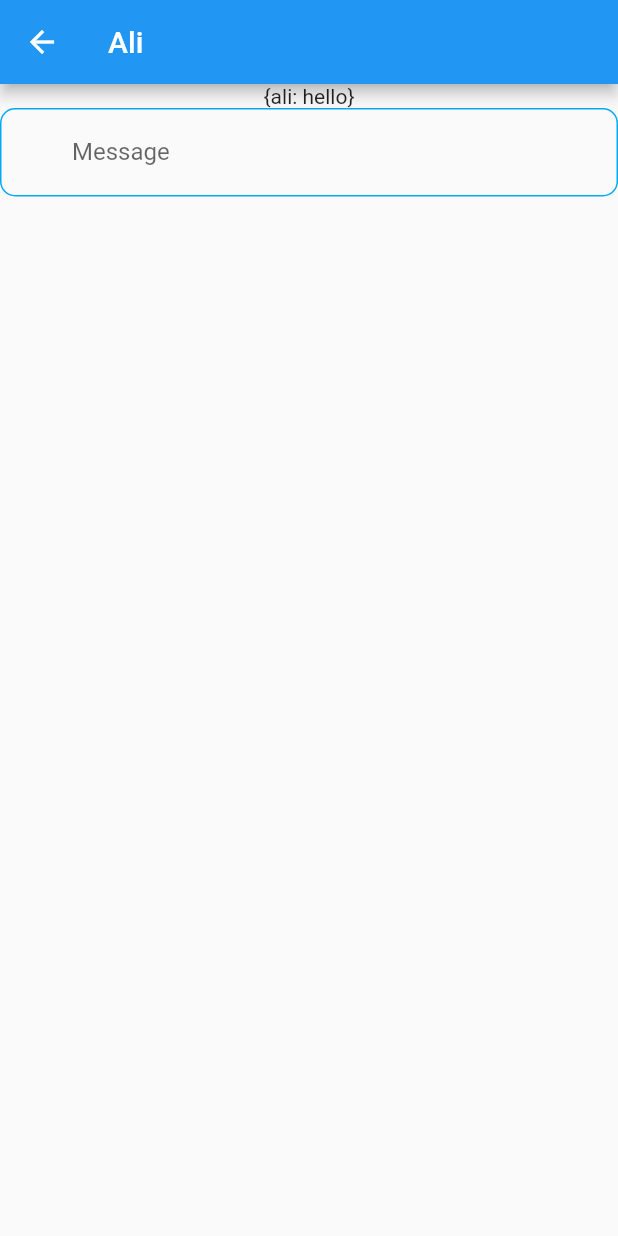
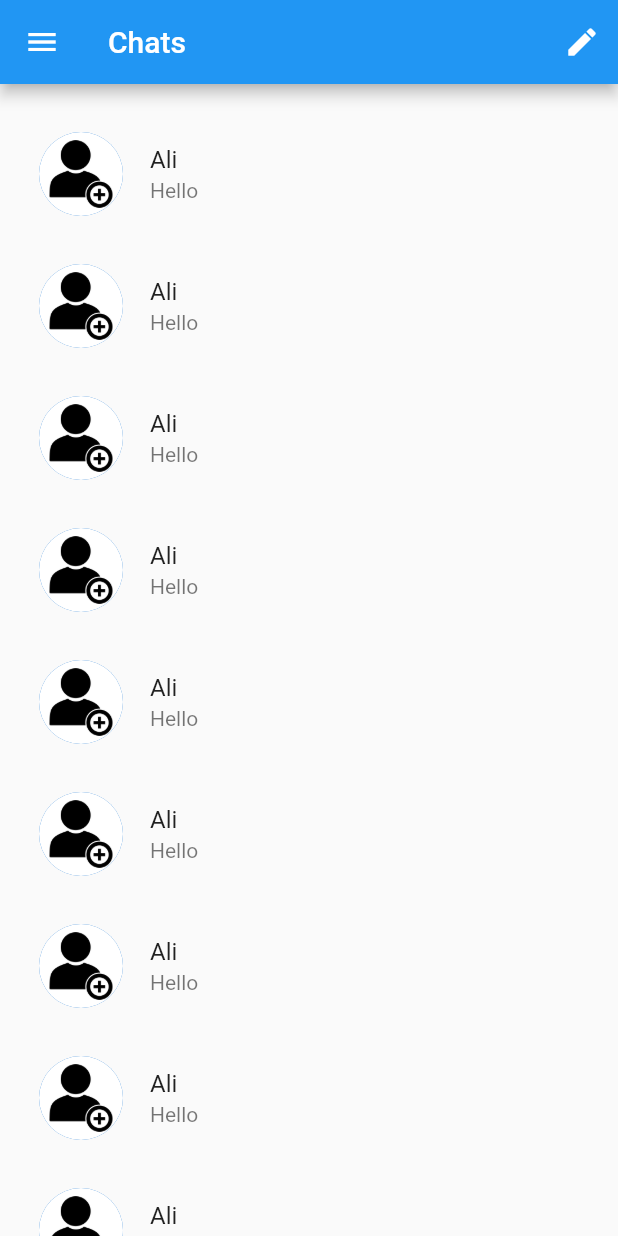
Before and after one commit to MuhammadAli-04/FlashChat-Flutter, a Flutter app: the ChatScreen screen opened directly, on a phone screen of 412 x 824 dp. Run offline on Flutter 3.47's test engine with Material 2 defaults, Android fonts, the phone set to English and light mode, and no system bars; our stand-ins replace cloud_firestore, email_validator, firebase_auth, firebase_core, firebase_storage, image_picker; accounts and stored records are empty.

Commit message:
login/registration complete and added chats_screen

```diff
--- /dev/null
+++ b/lib/Components/chat_tile.dart
@@ -0,0 +1,26 @@
+import 'package:flutter/material.dart';
+
+class ChatTile extends StatelessWidget {
+  ChatTile(
+      {super.key, required this.title, required this.subtitle, this.imgUrl});
+
+  final String title;
+  final String subtitle;
+  String? imgUrl;
+
+  @override
+  Widget build(BuildContext context) {
+    return Padding(
+      padding: const EdgeInsets.all(8.0),
+      child: ListTile(
+        leading: CircleAvatar(
+          backgroundImage: const AssetImage('images/add-photo.jpg'),
+          foregroundImage: imgUrl != null ? NetworkImage(imgUrl!) : null,
+          radius: 30.0,
+        ),
+        title: Text(title),
+        subtitle: Text(subtitle),
+      ),
+    );
+  }
+}
--- a/lib/Screens/chat_screen.dart
+++ b/lib/Screens/chat_screen.dart
@@ -1,12 +1,10 @@
 import 'package:flutter/material.dart';
-import '../Components/input_field.dart';
-
-const messages = [
-  {'ali': 'hello'},
-];
+import '../Components/chat_tile.dart';
 
 class ChatScreen extends StatefulWidget {
   const ChatScreen({super.key});
+
+  static const id = "ChatScreen";
 
   @override
   State<ChatScreen> createState() => _ChatScreenState();
@@ -18,26 +16,114 @@ class _ChatScreenState extends State<ChatScreen> {
   @override
   Widget build(BuildContext context) {
     return Scaffold(
+      drawer: Drawer(
+        backgroundColor: Colors.blueGrey,
+        child: SafeArea(
+          child: Column(
+            children: [
+              DrawerHeader(
+                child: Row(
+                  mainAxisAlignment: MainAxisAlignment.spaceBetween,
+                  crossAxisAlignment: CrossAxisAlignment.baseline,
+                  textBaseline: TextBaseline.alphabetic,
+                  children: [
+                    const Text(
+                      "Drawer Header",
+                      style: TextStyle(fontSize: 20),
+                    ),
+                    IconButton(
+                      onPressed: () {
+                        Navigator.pop(context);
+                      },
+                      icon: const Icon(Icons.close),
+                    )
+                  ],
+                ),
+              ),
+              const Text("Hello"),
+              const Text("Hello"),
+              const Text("Hello"),
+              const Text("Hello"),
+            ],
+          ),
+        ),
+      ),
       appBar: AppBar(
-        title: Text(name),
+        title: const Text("Chats"),
+        actions: [
+          IconButton(
+            icon: const Icon(Icons.edit),
+            onPressed: () {},
+          )
+        ],
       ),
       body: SafeArea(
-          child: Column(
-        children: [
-          SingleChildScrollView(
-            child: Column(
-              children: messages.map((value) => Text("$value")).toList(),
+        child: ListView(
+          padding: const EdgeInsets.symmetric(vertical: 16.0),
+          children: [
+            ChatTile(
+              title: "Ali",
+              subtitle: "Hello",
             ),
-          ),
-          InputField(
-            controller: msgController,
-            keyboard: TextInputType.text,
-            // ignore: body_might_complete_normally_nullable
-            validator: (value) {},
-            hintText: "Message",
-          )
-        ],
-      )),
+            ChatTile(
+              title: "Ali",
+              subtitle: "Hello",
+            ),
+            ChatTile(
+              title: "Ali",
+              subtitle: "Hello",
+            ),
+            ChatTile(
+              title: "Ali",
+              subtitle: "Hello",
+            ),
+            ChatTile(
+              title: "Ali",
+              subtitle: "Hello",
+            ),
+            ChatTile(
+              title: "Ali",
+              subtitle: "Hello",
+            ),
+            ChatTile(
+              title: "Ali",
+              subtitle: "Hello",
+            ),
+            ChatTile(
+              title: "Ali",
+              subtitle: "Hello",
+            ),
+            ChatTile(
+              title: "Ali",
+              subtitle: "Hello",
+            ),
+            ChatTile(
+              title: "Ali",
+              subtitle: "Hello",
+            ),
+            ChatTile(
+              title: "Ali",
+              subtitle: "Hello",
+            ),
+            ChatTile(
+              title: "Ali",
+              subtitle: "Hello",
+            ),
+            ChatTile(
+              title: "Ali",
+              subtitle: "Hello",
+            ),
+            ChatTile(
+              title: "Ali",
+              subtitle: "Hello",
+            ),
+            ChatTile(
+              title: "Ali",
+              subtitle: "Hello",
+            ),
+          ],
+        ),
+      ),
     );
   }
 }
--- a/lib/main.dart
+++ b/lib/main.dart
@@ -1,3 +1,4 @@
+import 'package:chat_app/Screens/chat_screen.dart';
 import 'package:flutter/material.dart';
 import 'Screens/welcome_screen.dart';
 import 'Screens/login_screen.dart';
@@ -28,6 +29,7 @@ class MyApp extends StatelessWidget {
         WelcomeScreen.id: (context) => const WelcomeScreen(),
         LoginScreen.id: (context) => const LoginScreen(),
         SignupScreen.id: (context) => const SignupScreen(),
+        ChatScreen.id: (context) => const ChatScreen(),
       },
       initialRoute: WelcomeScreen.id,
       debugShowCheckedModeBanner: false,
--- a/pubspec.yaml
+++ b/pubspec.yaml
@@ -34,6 +34,8 @@ dependencies:
   firebase_admin: ^0.2.0
   firebase_auth: ^4.6.3
   firebase_core: ^2.14.0
+  firebase_database: ^10.2.3
+  firebase_storage: ^11.2.4
   flutter:
     sdk: flutter
   flutter_pw_validator: ^1.6.0
```
Also changed, not shown: lib/Screens/login_screen.dart (+39 -17 lines), lib/Screens/signup_screen.dart (+54 -24 lines), lib/utilities/constants.dart (+11 -0 lines), lib/utilities/validation.dart (+31 -7 lines), pubspec.lock, 2 other files.
